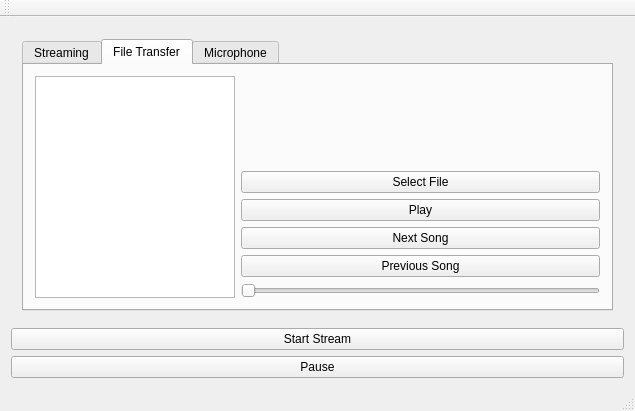
Old version of the form CommAudioServer/mainwindow.ui in the repository jerrybeanman/CommAudio.
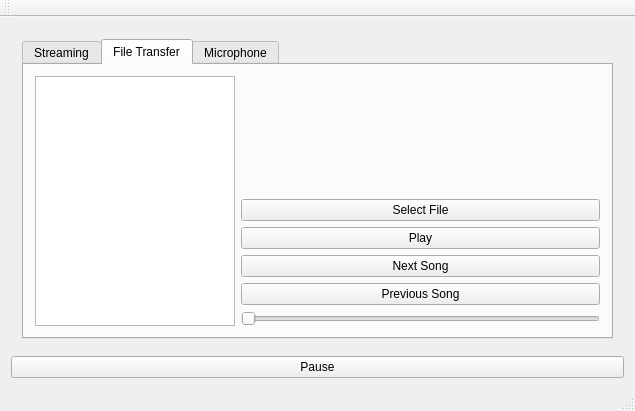
New version of the form.

Diff of the .ui file:
```diff
--- a/CommAudioServer/mainwindow.ui
+++ b/CommAudioServer/mainwindow.ui
@@ -322,13 +322,6 @@
       </widget>
      </widget>
     </item>
-    <item>
-     <widget class="QPushButton" name="streamButton">
-      <property name="text">
-       <string>Start Stream</string>
-      </property>
-     </widget>
-    </item>
     <item>
      <widget class="QPushButton" name="pauseBtn">
       <property name="text">
```
Left out of the diff: 2 changed lines with no effect on the pictures.
